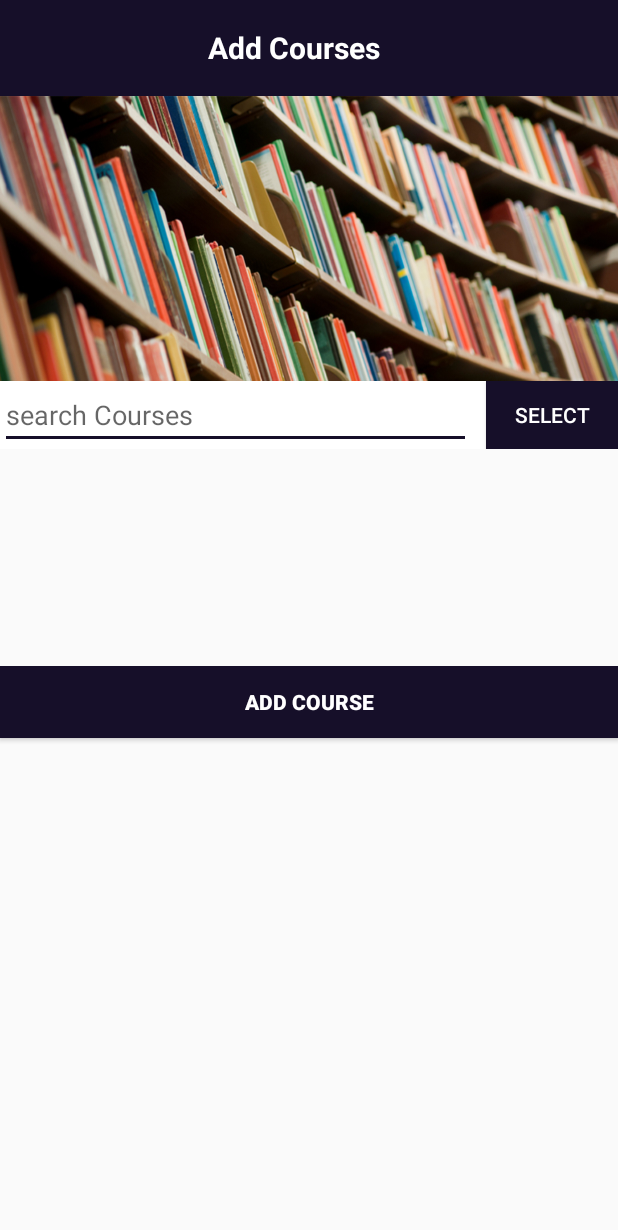
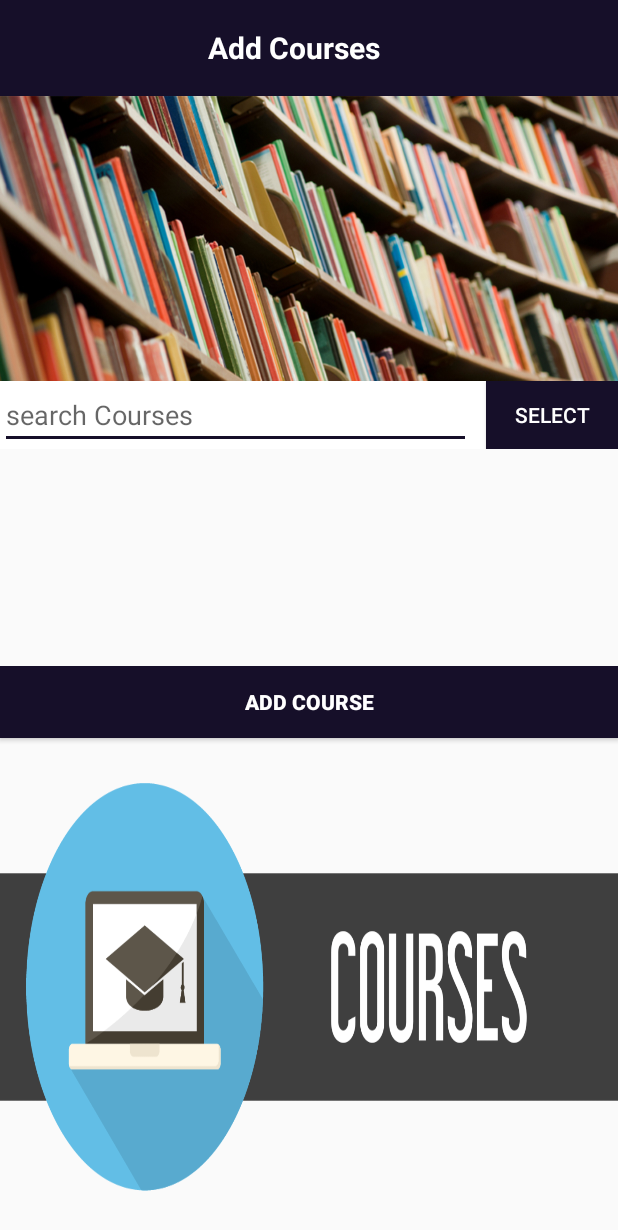
Before and after one commit to muhsaad027/Smart-Tutor-Finder---Tutor-App, an Android app: the AddCourses screen opened directly, with no data from a screen before it, on a phone screen of 412 x 824 dp. Shown: the top 1230 px of the screen. Run offline under Robolectric (Android 15) with nearby library versions, the phone set to English and light mode, and no system bars; libraries missing offline, so code that uses them is left out: com.androidnetworking, com.androidnetworking.common, com.androidnetworking.error, com.androidnetworking.interfaces; 1 statement that could not run was skipped.

Commit message:
FInal Push

```diff
--- a/app/src/main/AndroidManifest.xml
+++ b/app/src/main/AndroidManifest.xml
@@ -9,9 +9,9 @@
 
     <application
         android:allowBackup="true"
-        android:icon="@mipmap/ic_launcher"
+        android:icon="@mipmap/ic_ht_launcher"
         android:label="@string/app_name"
-        android:roundIcon="@mipmap/ic_launcher_round"
+        android:roundIcon="@mipmap/ic_ht_launcher"
         android:supportsRtl="true"
         android:theme="@style/AppTheme">
         <activity android:name=".Splash">
--- a/app/src/main/java/com/example/saadiqbal/tutorsideapplication/AddCourses.java
+++ b/app/src/main/java/com/example/saadiqbal/tutorsideapplication/AddCourses.java
@@ -147,7 +147,6 @@ public class AddCourses extends AppCompatActivity implements View.OnClickListene
         if (autoCompleteTextView.getText().toString().isEmpty()) {
             autoCompleteTextView.setError("Select any course to Insert");
             requestFocus(autoCompleteTextView);
-
             return;
         }
         datasend();
--- a/app/src/main/java/com/example/saadiqbal/tutorsideapplication/Notification/MyFirebaseMessagingService.java
+++ b/app/src/main/java/com/example/saadiqbal/tutorsideapplication/Notification/MyFirebaseMessagingService.java
@@ -14,7 +14,6 @@ import com.example.saadiqbal.tutorsideapplication.MainScreen;
 import com.example.saadiqbal.tutorsideapplication.R;
 import com.google.firebase.messaging.FirebaseMessagingService;
 import com.google.firebase.messaging.RemoteMessage;
-
 
 import org.json.JSONException;
 import org.json.JSONObject;
@@ -55,7 +54,7 @@ public class MyFirebaseMessagingService extends FirebaseMessagingService {
 
         NotificationCompat.Builder builder =
                 new NotificationCompat.Builder(this)
-                        .setSmallIcon(R.mipmap.ic_launcher)
+                        .setSmallIcon(R.mipmap.ic_ht_launcher)
                         .setContentTitle("" + notificationObject.getString("title"))
                         .setContentText("" + notificationObject.getString("message"));
 
--- a/app/src/main/res/layout/activity_add_courses.xml
+++ b/app/src/main/res/layout/activity_add_courses.xml
@@ -127,7 +127,15 @@
             android:textStyle="bold"
             android:id="@+id/insertcourse_btn"
             />
+        <ImageView
+            android:layout_width="wrap_content"
+            android:layout_height="wrap_content"
+            android:layout_marginTop="20dp"
+            android:layout_marginBottom="20dp"
+            android:background="@drawable/coveradd"
+            />
     </LinearLayout>
+
 
 </LinearLayout>
 
```
Also changed, not shown: app/src/main/java/com/example/saadiqbal/tutorsideapplication/MainHomeScreenTutor.java (+8 -1 lines), app/src/main/res/menu/activity_main_screen_drawer.xml (+4 -5 lines), app/src/main/res/drawable-v21/coveradd.png (added), app/src/main/res/mipmap-hdpi/ic_ht_launcher.png (added), app/src/main/res/mipmap-mdpi/ic_ht_launcher.png (added), app/src/main/res/mipmap-xhdpi/ic_ht_launcher.png (added).
